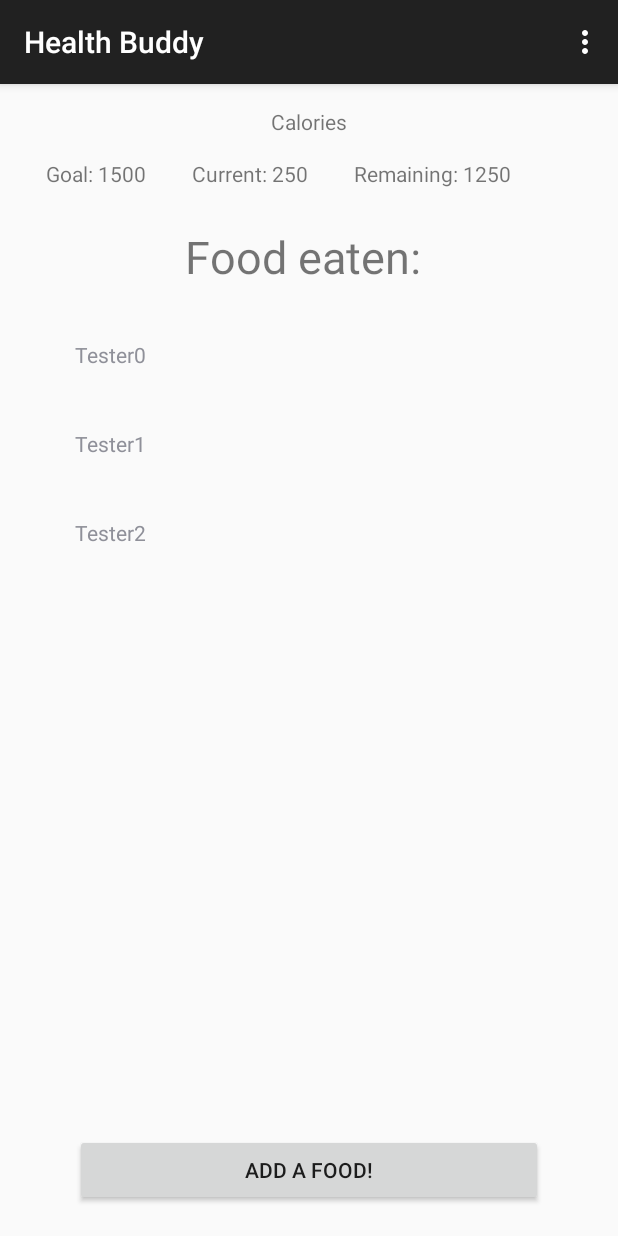
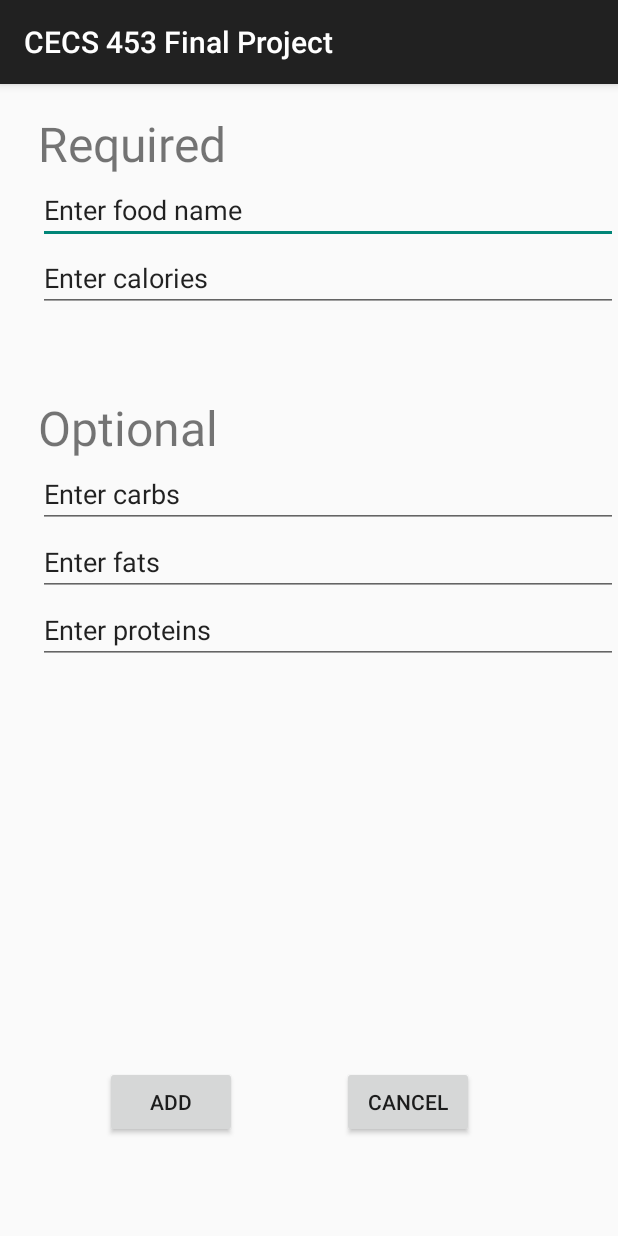
Before and after one commit to MJSanfelippo/CECS453FinalProject, an Android app: the screen it shows after launch (MainActivity before the commit, AddNewFoodActivity after it), after a tap on "ADD A FOOD!", on a phone screen of 412 x 824 dp. Run offline under Robolectric (Android 15) with nearby library versions, the phone set to English and light mode, and no system bars.

Commit message:
added Nam's xml file with some changes. Also created a new .java file to be that activity's page. Made the buttons just go between the two activities, nothing actually happens yet

```diff
--- a/app/src/main/AndroidManifest.xml
+++ b/app/src/main/AndroidManifest.xml
@@ -17,6 +17,7 @@
             </intent-filter>
         </activity>
         <activity android:name=".ProfileActivity"></activity>
+        <activity android:name=".AddNewFoodActivity"></activity>
     </application>
 
 </manifest>
--- /dev/null
+++ b/app/src/main/java/android/csulb/edu/cecs453finalproject/AddNewFoodActivity.java
@@ -0,0 +1,50 @@
+package android.csulb.edu.cecs453finalproject;
+
+import android.content.Intent;
+import android.os.Bundle;
+import android.support.v7.app.AppCompatActivity;
+import android.view.View;
+import android.widget.Button;
+import android.widget.EditText;
+
+/**
+ * Created by mjsan on 11/12/2017.
+ */
+
+public class AddNewFoodActivity extends AppCompatActivity {
+
+    private EditText enterNameEditText;
+    private EditText enterCaloriesEditText;
+    private EditText enterCarbsEditText;
+    private EditText enterFatsEditText;
+    private EditText enterProteinEditText;
+
+    private Button addButton;
+    private Button cancelButton;
+
+    @Override
+    protected void onCreate(Bundle savedInstanceState) {
+        super.onCreate(savedInstanceState);
+        setContentView(R.layout.activity_add_new_food);
+
+        addButton = (Button) findViewById(R.id.addButton);
+        cancelButton = (Button) findViewById(R.id.cancelButton);
+
+        addButton.setOnClickListener(new View.OnClickListener() {
+            @Override
+            public void onClick(View view) {
+                Intent intent = new Intent(AddNewFoodActivity.this, MainActivity.class);
+                startActivity(intent);
+            }
+        });
+        cancelButton.setOnClickListener(new View.OnClickListener() {
+            @Override
+            public void onClick(View view) {
+                Intent intent = new Intent(AddNewFoodActivity.this, MainActivity.class);
+                startActivity(intent);
+            }
+        });
+    }
+
+
+}
--- a/app/src/main/java/android/csulb/edu/cecs453finalproject/MainActivity.java
+++ b/app/src/main/java/android/csulb/edu/cecs453finalproject/MainActivity.java
@@ -70,10 +70,16 @@ public class MainActivity extends AppCompatActivity {
         remainingCalories = (TextView) findViewById(R.id.remainingCalories);
 
         addFoodButton = (Button) findViewById(R.id.addFoodButton);
+        addFoodButton.setOnClickListener(new View.OnClickListener() {
+            @Override
+            public void onClick(View view) {
+                Intent intent = new Intent(MainActivity.this, AddNewFoodActivity.class);
+                startActivity(intent);
+            }
+        });
         addNew(new FoodItem("food1", 33, id));
         addNew(new FoodItem("food2", 5, id));
         addNew(new FoodItem("food3", 3, id));
-
 
     }
 
@@ -114,4 +120,6 @@ public class MainActivity extends AppCompatActivity {
 
         return super.onOptionsItemSelected(item);
     }
+
+
 }
--- /dev/null
+++ b/app/src/main/res/layout/activity_add_new_food.xml
@@ -0,0 +1,108 @@
+<?xml version="1.0" encoding="utf-8"?>
+<RelativeLayout
+    xmlns:android="http://schemas.android.com/apk/res/android"
+    xmlns:tools="http://schemas.android.com/tools"
+    xmlns:app="http://schemas.android.com/apk/res-auto"
+    android:layout_width="match_parent"
+    android:layout_height="match_parent"
+    tools:context="android.csulb.edu.cecs453finalproject.AddNewFoodActivity">
+
+    <TextView
+        android:id="@+id/requiredTextView"
+        android:layout_width="wrap_content"
+        android:layout_height="wrap_content"
+        android:text="Required"
+        android:textSize="32sp"
+        android:layout_marginLeft="25dp"
+        android:layout_marginTop="18dp"
+        android:layout_alignParentTop="true"
+        android:layout_alignParentLeft="true"
+        />
+
+    <EditText
+        android:id="@+id/foodNameEditText"
+        android:layout_width="match_parent"
+        android:layout_height="wrap_content"
+        android:ems="10"
+        android:inputType="textPersonName"
+        android:text="Enter food name"
+        android:layout_below="@+id/requiredTextView"
+        android:layout_alignLeft="@+id/requiredTextView"
+        />
+
+    <EditText
+        android:id="@+id/enterCaloriesEditText"
+        android:layout_width="match_parent"
+        android:layout_height="wrap_content"
+        android:layout_alignLeft="@+id/foodNameEditText"
+        android:layout_below="@+id/foodNameEditText"
+        android:ems="10"
+        android:inputType="textPersonName"
+        android:text="Enter calories" />
+
+    <TextView
+        android:id="@+id/optionalTextView"
+        android:layout_width="wrap_content"
+        android:layout_height="wrap_content"
+        android:layout_alignLeft="@+id/enterCaloriesEditText"
+        android:layout_below="@+id/enterCaloriesEditText"
+        android:layout_marginTop="55dp"
+        android:text="Optional"
+        android:textSize="32sp"/>
+
+    <EditText
+        android:id="@+id/enterCarbsEditText"
+        android:layout_width="match_parent"
+        android:layout_height="wrap_content"
+        android:ems="10"
+        android:inputType="textPersonName"
+        android:text="Enter carbs"
+        android:layout_below="@+id/optionalTextView"
+        android:layout_alignParentRight="true"
+        android:layout_alignLeft="@+id/optionalTextView"
+        />
+
+    <EditText
+        android:id="@+id/enterFatsEditText"
+        android:layout_width="match_parent"
+        android:layout_height="wrap_content"
+        android:ems="10"
+        android:inputType="textPersonName"
+        android:text="Enter fats"
+        android:layout_below="@+id/enterCarbsEditText"
+        android:layout_alignParentRight="true"
+        android:layout_alignLeft="@+id/enterCarbsEditText"
+        />
+
+    <EditText
+        android:id="@+id/enterProteinsEditText"
+        android:layout_width="match_parent"
+        android:layout_height="wrap_content"
+        android:layout_alignLeft="@+id/enterFatsEditText"
+        android:layout_below="@+id/enterFatsEditText"
+        android:ems="10"
+        android:inputType="textPersonName"
+        android:text="Enter proteins" />
+
+    <Button
+        android:id="@+id/addButton"
+        android:layout_marginLeft="70dp"
+        android:layout_width="wrap_content"
+        android:layout_height="wrap_content"
+        android:layout_alignParentBottom="true"
+        android:layout_marginBottom="65dp"
+        android:text="Add"
+        />
+
+    <Button
+        android:layout_width="wrap_content"
+        android:layout_height="wrap_content"
+        android:id="@+id/cancelButton"
+        android:layout_toRightOf="@+id/addButton"
+        android:layout_alignParentBottom="true"
+        android:layout_marginBottom="65dp"
+        android:layout_marginLeft="70dp"
+        android:text="Cancel" />
+
+
+</RelativeLayout>
--- a/app/src/main/res/layout/activity_main.xml
+++ b/app/src/main/res/layout/activity_main.xml
@@ -89,7 +89,6 @@
         android:layout_alignParentBottom="true"
         android:layout_centerHorizontal="true"
         android:text="Add a food!"
-        android:onClick="addFood"
         />
 
 
```
